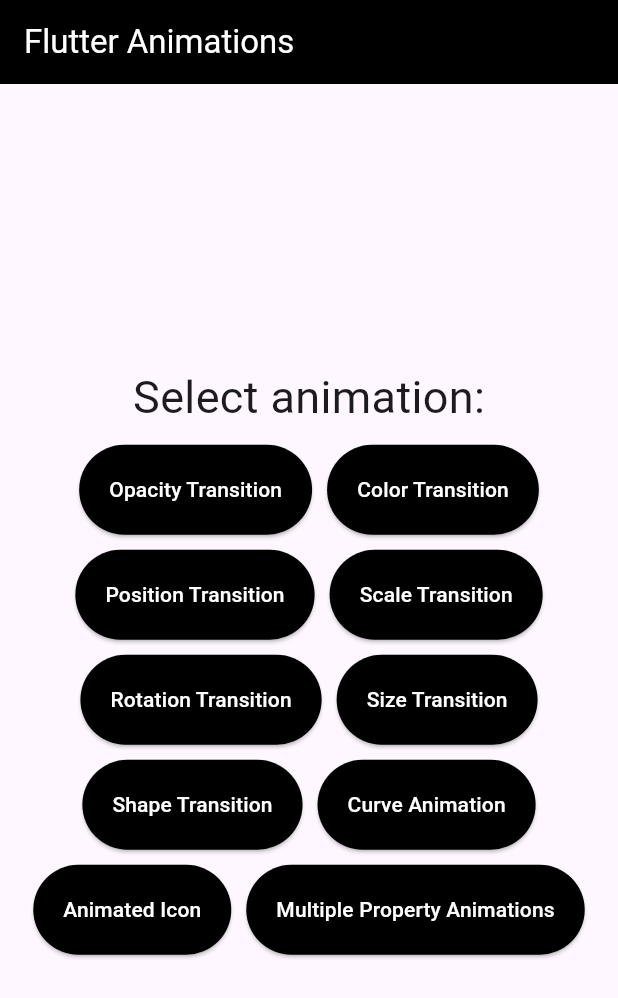
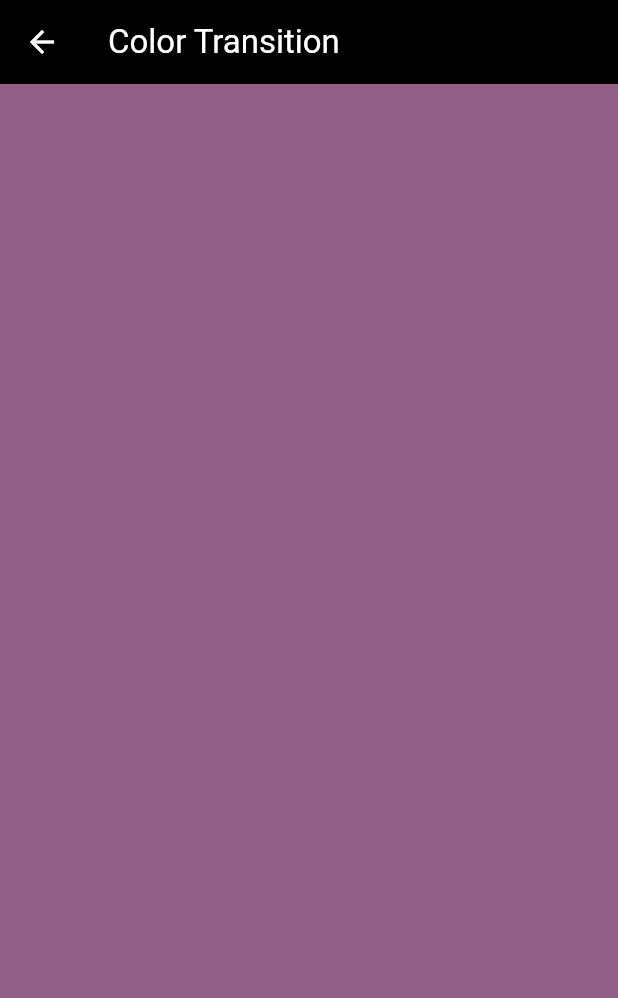
Before and after one commit to mernaislam/Flutter-Animations-pt2, a Flutter app: the screen it shows after launch, after a tap on "Color Transition", on a phone screen of 412 x 824 dp. Shown: the top 998 px of the screen. Run offline on Flutter 3.47's test engine with Material 3 defaults, Android fonts, the light colour scheme and no system bars.

Commit message:
feat: Add color transition

```diff
--- a/flutter_animations_pt2/lib/main.dart
+++ b/flutter_animations_pt2/lib/main.dart
@@ -1,4 +1,5 @@
 import 'package:flutter/material.dart';
+import 'package:flutter_animations_pt2/screens/color_transition_screen.dart';
 import 'package:flutter_animations_pt2/screens/home_screen.dart';
 import 'package:flutter_animations_pt2/screens/opacity_transition_screen.dart';
 
@@ -17,6 +18,7 @@
       routes: {
         HomeScreen.id : (context) => const HomeScreen(),
         OpacityTransitionScreen.id : (context) => const OpacityTransitionScreen(),
+        ColorTransitionScreen.id : (context) => const ColorTransitionScreen(),
       },
       initialRoute: HomeScreen.id,
     );
--- /dev/null
+++ b/flutter_animations_pt2/lib/screens/color_transition_screen.dart
@@ -0,0 +1,37 @@
+import 'package:flutter/material.dart';
+
+class ColorTransitionScreen extends StatefulWidget {
+  const ColorTransitionScreen({super.key});
+
+  static const id = 'Color Transition';
+  @override
+  State<ColorTransitionScreen> createState() => _ColorTransitionScreenState();
+}
+
+class _ColorTransitionScreenState extends State<ColorTransitionScreen> {
+  @override
+  Widget build(BuildContext context) {
+    return Scaffold(
+      appBar: AppBar(
+        title: const Text(ColorTransitionScreen.id),
+        backgroundColor: Colors.black,
+        foregroundColor: Colors.white,
+      ),
+      body: TweenAnimationBuilder(
+        tween: ColorTween(
+          begin: Colors.deepPurple,
+          end: Colors.amber,
+        ),
+        curve: Curves.easeInOut,
+        duration: const Duration(
+          seconds: 3,
+        ),
+        builder: (context, value, child) {
+          return Container(
+            color: value,
+          );
+        },
+      ),
+    );
+  }
+}
--- a/flutter_animations_pt2/lib/screens/home_screen.dart
+++ b/flutter_animations_pt2/lib/screens/home_screen.dart
@@ -1,4 +1,5 @@
 import 'package:flutter/material.dart';
+import 'package:flutter_animations_pt2/screens/color_transition_screen.dart';
 import 'package:flutter_animations_pt2/screens/opacity_transition_screen.dart';
 
 class HomeScreen extends StatelessWidget {
@@ -10,7 +11,7 @@
   Widget build(BuildContext context) {
     List<String> animations = [
       OpacityTransitionScreen.id,
-      'Color Transition',
+      ColorTransitionScreen.id,
       'Position Transition',
       'Scale Transition',
       'Rotation Transition',
```
